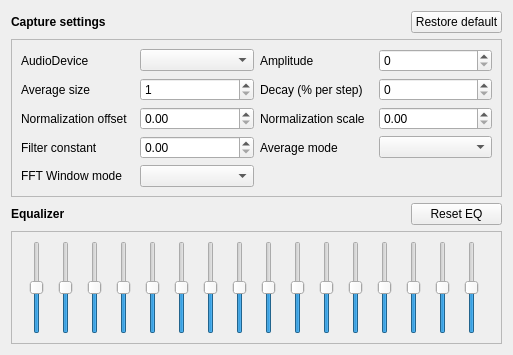
Above: Audio/AudioSettings.ui from cgytrus/OpenRGBEffectsPlugin before the change. Below: the same form after it.
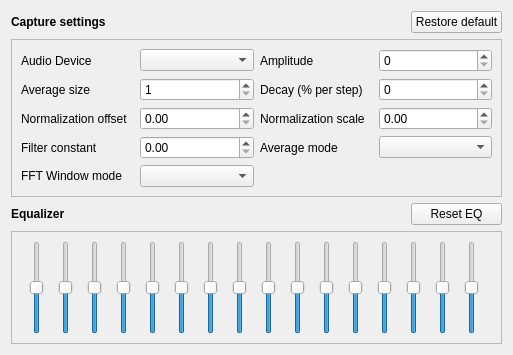
That is the form after the change. Custom widgets are drawn as their Qt base class.

Diff of the .ui file:
```diff
--- a/Audio/AudioSettings.ui
+++ b/Audio/AudioSettings.ui
@@ -142,7 +142,7 @@
       <item row="1" column="0">
        <widget class="QLabel" name="label">
         <property name="text">
-         <string>AudioDevice</string>
+         <string>Audio Device</string>
         </property>
        </widget>
       </item>
```
